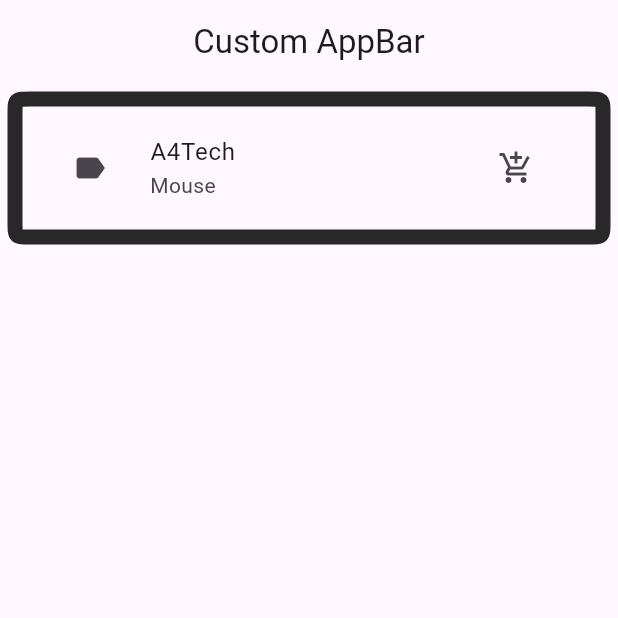
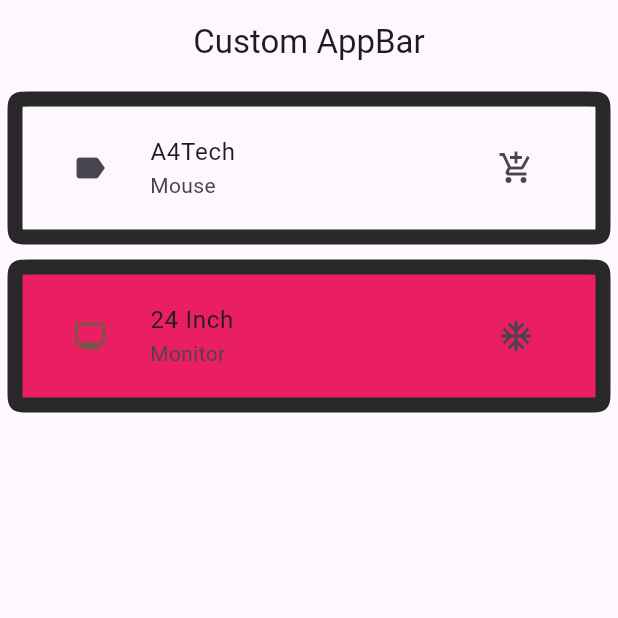
Before and after one commit to ianotieno/MyApp, a Flutter app: the screen it shows after launch, on a phone screen of 412 x 824 dp, the top half of it. Run offline on Flutter 3.47's test engine with Material 3 defaults, Android fonts, the phone set to English and light mode, and no system bars; our stand-ins replace font_awesome_flutter.

Commit message:
update custom widget

```diff
--- a/lib/screens/custom.dart
+++ b/lib/screens/custom.dart
@@ -13,8 +13,8 @@ class Custom extends StatelessWidget {
       ),
       body: ListView(
         children: [
-          ListTileWidget(subtitle: "Mouse", title: "A4Tech",)
-
+          ListTileWidget(subtitle: "Mouse", title: "A4Tech",),
+          ListTileWidget(subtitle: "Monitor", title: "24 Inch",iconColor: Colors.brown,leadingIcon: Icons.monitor,listtileColor: Colors.pink,trailingIcon: Icons.ac_unit_sharp,),
         ],
       )
     );
```
